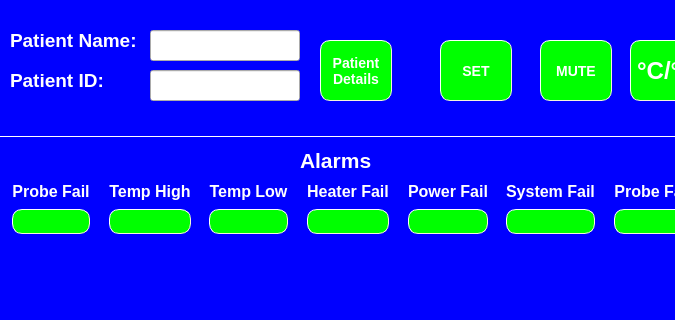
Above: mainwindow.ui from eurosa/Rasberry5InchDisplay before the change; both pictures show x 0 to 675 and y 230 to 550 of the 800 by 550 pixel window. Below: the same form after it.
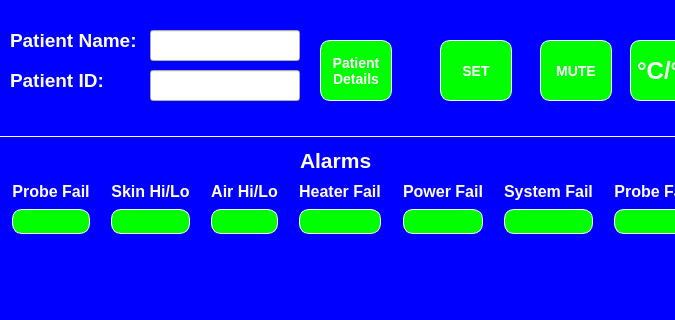
That is the form after the change. Icons and pictures are not drawn.

What changed in the file:
```diff
--- a/mainwindow.ui
+++ b/mainwindow.ui
@@ -1262,7 +1262,7 @@
 }</string>
          </property>
          <property name="text">
-          <string>Temp High</string>
+          <string>Skin Hi/Lo</string>
          </property>
          <property name="alignment">
           <set>Qt::AlignCenter</set>
@@ -1345,7 +1345,7 @@
 }</string>
          </property>
          <property name="text">
-          <string>Temp Low</string>
+          <string>Air Hi/Lo</string>
          </property>
          <property name="alignment">
           <set>Qt::AlignCenter</set>
```
